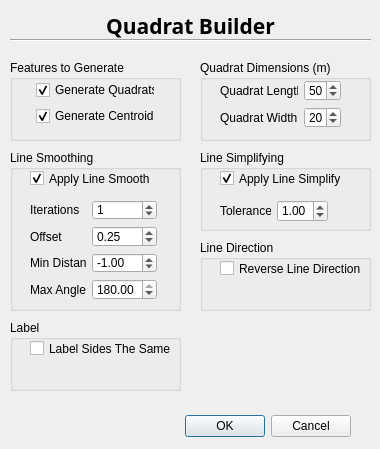
Old version of the form quadratBuilder_dialog_base.ui in the repository Chris-Robertson/quadratBuilder.
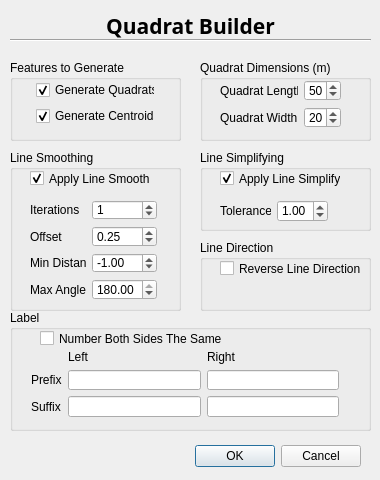
New version of the form.

Commit message: Added prefix and suffix options for left and right side of line

Patch:
```diff
--- a/quadratBuilder_dialog_base.ui
+++ b/quadratBuilder_dialog_base.ui
@@ -7,7 +7,7 @@
     <x>0</x>
     <y>0</y>
     <width>380</width>
-    <height>449</height>
+    <height>480</height>
    </rect>
   </property>
   <property name="windowTitle">
@@ -16,8 +16,8 @@
   <widget class="QDialogButtonBox" name="button_box">
    <property name="geometry">
     <rect>
-     <x>10</x>
-     <y>410</y>
+     <x>20</x>
+     <y>440</y>
      <width>341</width>
      <height>32</height>
     </rect>
@@ -365,9 +365,9 @@
    <property name="geometry">
     <rect>
      <x>10</x>
-     <y>320</y>
-     <width>171</width>
-     <height>71</height>
+     <y>310</y>
+     <width>361</width>
+     <height>121</height>
     </rect>
    </property>
    <property name="title">
@@ -376,16 +376,68 @@
    <widget class="QCheckBox" name="labelSidesCheck">
     <property name="geometry">
      <rect>
-      <x>20</x>
+      <x>30</x>
       <y>20</y>
-      <width>141</width>
+      <width>281</width>
       <height>17</height>
      </rect>
     </property>
     <property name="text">
-     <string>Label Sides The Same</string>
+     <string>Number Both Sides The Same</string>
     </property>
    </widget>
+   <widget class="QWidget" name="">
+    <property name="geometry">
+     <rect>
+      <x>21</x>
+      <y>40</y>
+      <width>308</width>
+      <height>67</height>
+     </rect>
+    </property>
+    <layout class="QGridLayout" name="gridLayout">
+     <item row="0" column="1">
+      <widget class="QLabel" name="label_12">
+       <property name="text">
+        <string>Left</string>
+       </property>
+      </widget>
+     </item>
+     <item row="0" column="2">
+      <widget class="QLabel" name="label_11">
+       <property name="text">
+        <string>Right</string>
+       </property>
+      </widget>
+     </item>
+     <item row="1" column="0">
+      <widget class="QLabel" name="label_9">
+       <property name="text">
+        <string>Prefix</string>
+       </property>
+      </widget>
+     </item>
+     <item row="1" column="1">
+      <widget class="QLineEdit" name="prefixLeft"/>
+     </item>
+     <item row="1" column="2">
+      <widget class="QLineEdit" name="prefixRight"/>
+     </item>
+     <item row="2" column="0">
+      <widget class="QLabel" name="label_10">
+       <property name="text">
+        <string>Suffix</string>
+       </property>
+      </widget>
+     </item>
+     <item row="2" column="1">
+      <widget class="QLineEdit" name="suffixLeft"/>
+     </item>
+     <item row="2" column="2">
+      <widget class="QLineEdit" name="suffixRight"/>
+     </item>
+    </layout>
+   </widget>
   </widget>
  </widget>
  <resources/>
```
The commit also changes 2 other files.
